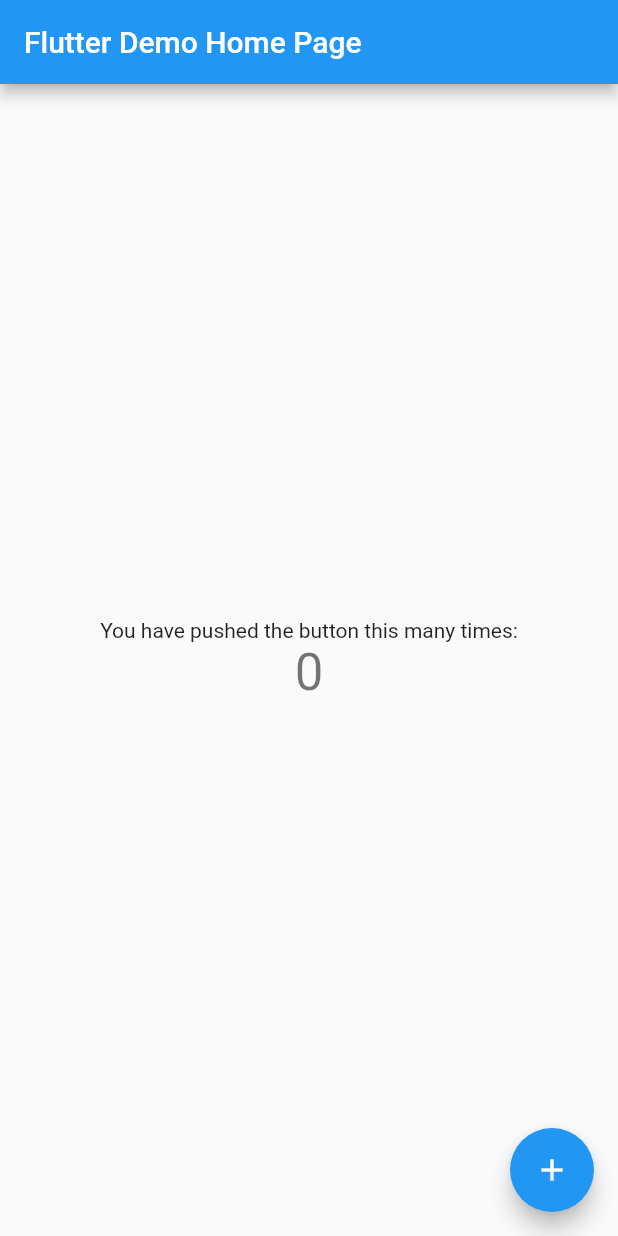
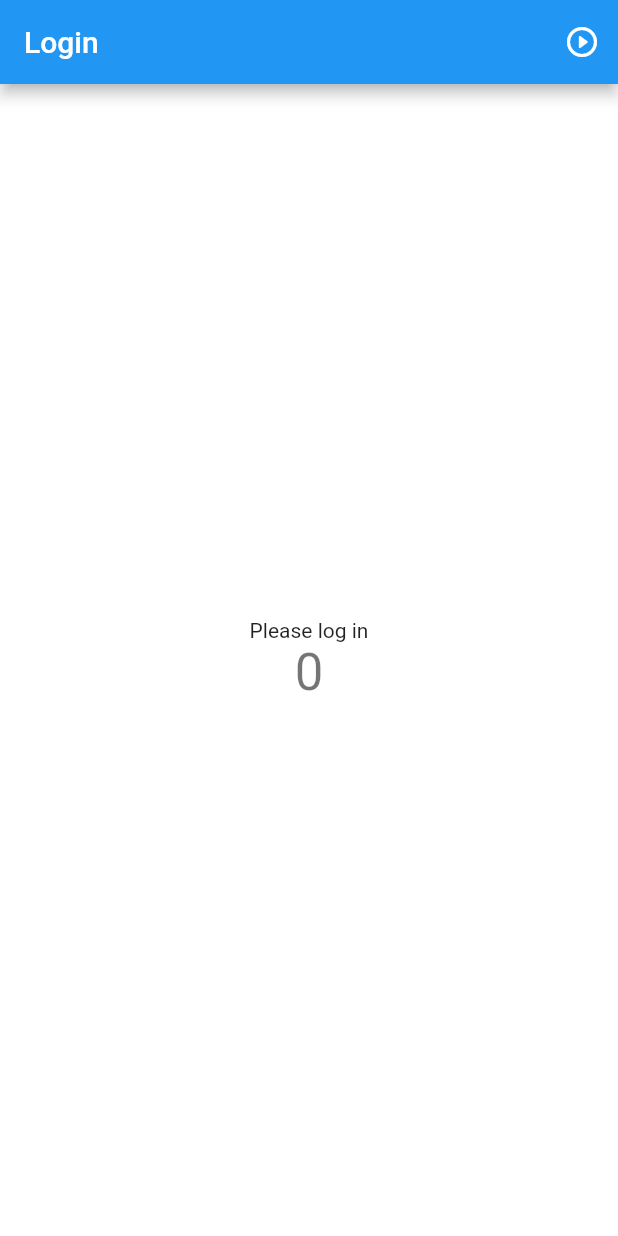
Before and after one commit to BlaineHalvorson/Puzzlr, a Flutter app: the screen it shows after launch, on a phone screen of 412 x 824 dp. Run offline on Flutter 3.47's test engine with Material 2 defaults, Android fonts, the phone set to English and light mode, and no system bars.

Commit message:
Two page routing is working, starting on login page UI

```diff
--- a/puzzlr/lib/main.dart
+++ b/puzzlr/lib/main.dart
@@ -1,45 +1,28 @@
 import 'package:flutter/material.dart';
+import 'package:puzzlr/puzzle_page.dart';
 
 void main() {
-  runApp(const MyApp());
+  runApp(const LoginPage());
 }
 
-class MyApp extends StatelessWidget {
-  const MyApp({Key? key}) : super(key: key);
+class LoginPage extends StatelessWidget {
+  const LoginPage({Key? key}) : super(key: key);
 
-  // This widget is the root of your application.
   @override
   Widget build(BuildContext context) {
     return MaterialApp(
-      title: 'Flutter Demo',
+      title: 'Puzzlr',
       theme: ThemeData(
-        // This is the theme of your application.
-        //
-        // Try running your application with "flutter run". You'll see the
-        // application has a blue toolbar. Then, without quitting the app, try
-        // changing the primarySwatch below to Colors.green and then invoke
-        // "hot reload" (press "r" in the console where you ran "flutter run",
-        // or simply save your changes to "hot reload" in a Flutter IDE).
-        // Notice that the counter didn't reset back to zero; the application
-        // is not restarted.
         primarySwatch: Colors.blue,
       ),
-      home: const MyHomePage(title: 'Flutter Demo Home Page'),
+      home: const MyHomePage(title: "Login"),
+      debugShowCheckedModeBanner: false,
     );
   }
 }
 
 class MyHomePage extends StatefulWidget {
   const MyHomePage({Key? key, required this.title}) : super(key: key);
-
-  // This widget is the home page of your application. It is stateful, meaning
-  // that it has a State object (defined below) that contains fields that affect
-  // how it looks.
-
-  // This class is the configuration for the state. It holds the values (in this
-  // case the title) provided by the parent (in this case the App widget) and
-  // used by the build method of the State. Fields in a Widget subclass are
-  // always marked "final".
 
   final String title;
 
@@ -52,51 +35,33 @@ class _MyHomePageState extends State<MyHomePage> {
 
   void _incrementCounter() {
     setState(() {
-      // This call to setState tells the Flutter framework that something has
-      // changed in this State, which causes it to rerun the build method below
-      // so that the display can reflect the updated values. If we changed
-      // _counter without calling setState(), then the build method would not be
-      // called again, and so nothing would appear to happen.
       _counter++;
     });
   }
 
   @override
   Widget build(BuildContext context) {
-    // This method is rerun every time setState is called, for instance as done
-    // by the _incrementCounter method above.
-    //
-    // The Flutter framework has been optimized to make rerunning build methods
-    // fast, so that you can just rebuild anything that needs updating rather
-    // than having to individually change instances of widgets.
     return Scaffold(
+      backgroundColor: Colors.white,
       appBar: AppBar(
-        // Here we take the value from the MyHomePage object that was created by
-        // the App.build method, and use it to set our appbar title.
         title: Text(widget.title),
+        automaticallyImplyLeading: true,
+        actions: <Widget> [
+          IconButton(
+              icon: Icon(Icons.play_circle_outline_rounded),
+              onPressed: () => Navigator.push(
+              context,
+              MaterialPageRoute(builder: (context) => const PuzzlePage()),
+            ),
+          ),
+        ],
       ),
       body: Center(
-        // Center is a layout widget. It takes a single child and positions it
-        // in the middle of the parent.
         child: Column(
-          // Column is also a layout widget. It takes a list of children and
-          // arranges them vertically. By default, it sizes itself to fit its
-          // children horizontally, and tries to be as tall as its parent.
-          //
-          // Invoke "debug painting" (press "p" in the console, choose the
-          // "Toggle Debug Paint" action from the Flutter Inspector in Android
-          // Studio, or the "Toggle Debug Paint" command in Visual Studio Code)
-          // to see the wireframe for each widget.
-          //
-          // Column has various properties to control how it sizes itself and
-          // how it positions its children. Here we use mainAxisAlignment to
-          // center the children vertically; the main axis here is the vertical
-          // axis because Columns are vertical (the cross axis would be
-          // horizontal).
           mainAxisAlignment: MainAxisAlignment.center,
           children: <Widget>[
             const Text(
-              'You have pushed the button this many times:',
+              'Please log in',
             ),
             Text(
               '$_counter',
@@ -105,11 +70,6 @@ class _MyHomePageState extends State<MyHomePage> {
           ],
         ),
       ),
-      floatingActionButton: FloatingActionButton(
-        onPressed: _incrementCounter,
-        tooltip: 'Increment',
-        child: const Icon(Icons.add),
-      ), // This trailing comma makes auto-formatting nicer for build methods.
     );
   }
 }
```
Also changed, not shown: puzzlr/lib/puzzle_page.dart (added, +27 -0 lines).
